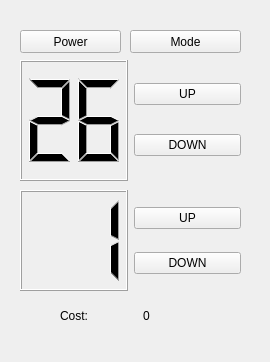
This is Client/room.ui in Seizzzz/AirConditionerSolution as Qt 5 draws it before an edit. The edited form follows.
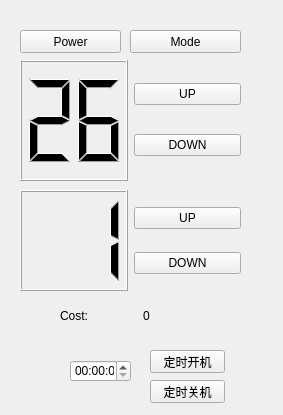
This is the edited form.

The edit to the form file:
```diff
--- a/Client/room.ui
+++ b/Client/room.ui
@@ -6,8 +6,8 @@
    <rect>
     <x>0</x>
     <y>0</y>
-    <width>270</width>
-    <height>362</height>
+    <width>283</width>
+    <height>415</height>
    </rect>
   </property>
   <property name="windowTitle">
@@ -163,6 +163,42 @@
     </item>
    </layout>
   </widget>
+  <widget class="QTimeEdit" name="timeEdit">
+   <property name="geometry">
+    <rect>
+     <x>70</x>
+     <y>360</y>
+     <width>61</width>
+     <height>22</height>
+    </rect>
+   </property>
+  </widget>
+  <widget class="QPushButton" name="pushButtonPreOpen">
+   <property name="geometry">
+    <rect>
+     <x>150</x>
+     <y>350</y>
+     <width>75</width>
+     <height>23</height>
+    </rect>
+   </property>
+   <property name="text">
+    <string>定时开机</string>
+   </property>
+  </widget>
+  <widget class="QPushButton" name="pushButtonPreShut">
+   <property name="geometry">
+    <rect>
+     <x>150</x>
+     <y>380</y>
+     <width>75</width>
+     <height>23</height>
+    </rect>
+   </property>
+   <property name="text">
+    <string>定时关机</string>
+   </property>
+  </widget>
  </widget>
  <resources/>
  <connections/>
```
